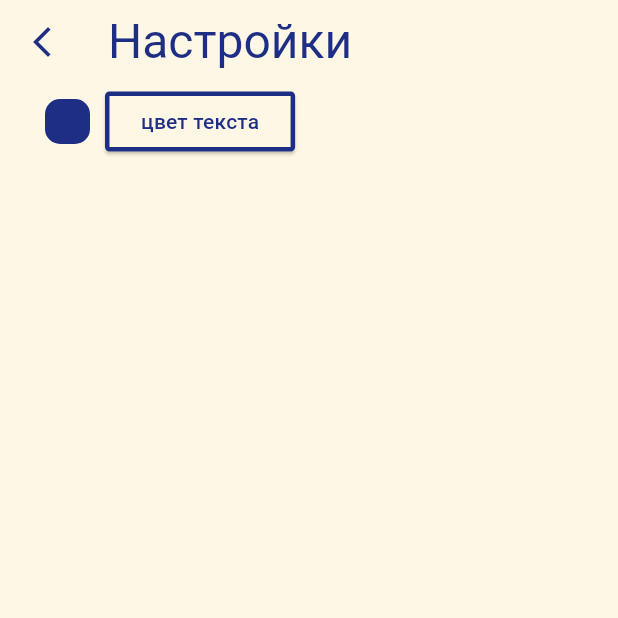
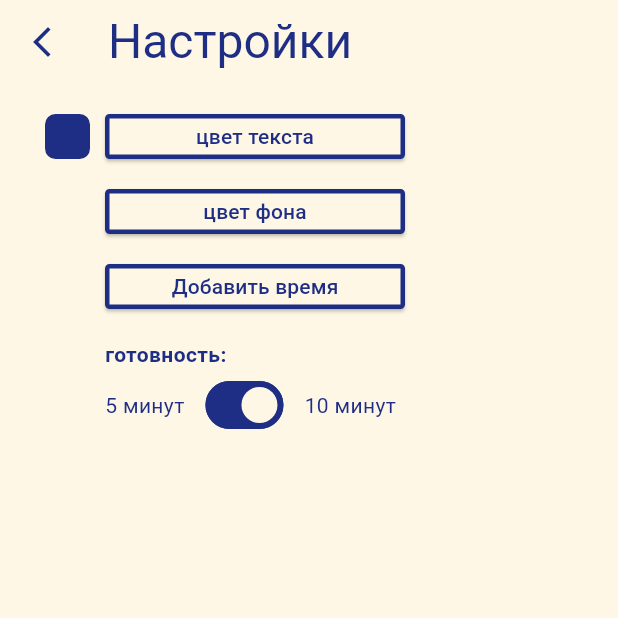
Before and after one commit to MaksimSerebryakov/FlutterClock, a Flutter app: the screen it shows after launch, after a tap on the "settings" icon, on a phone screen of 412 x 824 dp, the top half of it. Run offline on Flutter 3.47's test engine with Material 3 defaults, Android fonts, the phone set to English and light mode, and no system bars; our stand-ins replace audioplayers, flutter_colorpicker; Roboto replaces fonts that are missing (RubikVinyl); project files that could hold a hidden picture were left out.

Commit message:
feat: add alarm and change colors button, without data save after reset

```diff
--- a/lib/providers/settings_provider.dart
+++ b/lib/providers/settings_provider.dart
@@ -1,7 +1,62 @@
 import 'package:five_minutes_ready/ui/date_time/theme/main_theme.dart';
+import 'package:five_minutes_ready/ui/settings/entities/alarm.dart';
 import 'package:flutter/material.dart';
 
 class SettingsProvider extends ChangeNotifier {
-  Color textColor = MainTheme.timeColor;
-  Color backgroundColor = MainTheme.dateTimePageColor;
+  Map<String, dynamic> colors = {
+    "textColor": MainTheme.timeColor,
+    "backgroundColor": MainTheme.dateTimePageColor,
+  };
+
+  Map<String, dynamic> bungee = {
+    "textStyle": TextStyle(
+      fontSize: 80,
+      fontFamily: "BungeeShade",
+      color: MainTheme.timeColor,
+    ),
+    "hoursPos": 13.0,
+    "minutesPos": 175.0,
+    "colonPos": 135.5,
+  };
+
+  List alarms = <Alarm>[];
+
+  void setColor(Color color, String colorField) {
+    colors[colorField] = color;
+    if (colorField == "textColor") {
+      bungee["textStyle"] = TextStyle(
+        fontSize: 80,
+        fontFamily: "BungeeShade",
+        color: color,
+      );
+    }
+
+    notifyListeners();
+  }
+
+  void addNewAlarm(int hours, int minutes, String readiness) {
+    final id = alarms.length;
+
+    for (int i = 0; i < id; i++) {
+      if (alarms[i].isTimeEqual(hours, minutes, readiness)) {
+        return;
+      }
+    }
+
+    alarms.add(
+      Alarm(id: id, hour: hours, minute: minutes, readiness: readiness),
+    );
+
+    // print("_____");
+    // for (int i = 0; i < id + 1; i++) {
+    //   print("${alarms[i].hour}, ${alarms[i].minute}, ${alarms[i].readiness}");
+    // }
+    // print("_____");
+
+    notifyListeners();
+  }
+
+  void removeAlarm(Alarm alarm) {
+    alarms.remove(alarm);
+  }
 }
--- a/lib/ui/date_time/pages/date_time_page.dart
+++ b/lib/ui/date_time/pages/date_time_page.dart
@@ -11,9 +11,15 @@ class DateTimePage extends StatelessWidget {
   @override
   Widget build(BuildContext context) {
     final backgroundColor =
-        Provider.of<SettingsProvider>(context, listen: false).backgroundColor;
+        Provider.of<SettingsProvider>(
+          context,
+          listen: true,
+        ).colors["backgroundColor"];
     final textColor =
-        Provider.of<SettingsProvider>(context, listen: false).textColor;
+        Provider.of<SettingsProvider>(
+          context,
+          listen: true,
+        ).colors["textColor"];
 
     return Scaffold(
       body: Container(
--- a/lib/ui/date_time/theme/main_theme.dart
+++ b/lib/ui/date_time/theme/main_theme.dart
@@ -2,7 +2,7 @@ import 'package:flutter/material.dart';
 
 abstract class MainTheme {
   static const dateTimePageColor = Color.fromARGB(255, 254, 247, 229);
-  static const Map<String, dynamic> bungee = {
+  static Map<String, dynamic> bungee = {
     "textStyle": TextStyle(
       fontSize: 80,
       fontFamily: "BungeeShade",
@@ -10,7 +10,9 @@ abstract class MainTheme {
     ),
     "hoursPos": 13.0,
     "minutesPos": 175.0,
-    "colonPos": 135.5
+    "colonPos": 135.5,
   };
-  static const timeColor = Color.fromARGB(255, 31, 46, 133);
+  static Color timeColor = Color.fromARGB(255, 31, 46, 133);
+  static const double settingsButtonHeight = 30;
+  static const double settingsButtonWidth = 200;
 }
--- a/lib/ui/date_time/widgets/date_time_widget.dart
+++ b/lib/ui/date_time/widgets/date_time_widget.dart
@@ -1,5 +1,6 @@
 import 'dart:async';
 
+import 'package:audioplayers/audioplayers.dart';
 import 'package:five_minutes_ready/providers/settings_provider.dart';
 import 'package:five_minutes_ready/ui/date_time/entities/time_cell_data.dart';
 import 'package:five_minutes_ready/ui/date_time/widgets/time_stack_widget.dart';
@@ -69,7 +70,27 @@ class _DateTimeWidgetState extends State<DateTimeWidget> {
 
       needChangeMinutes = true;
     }
+
+    alarmOnTime();
+
     setState(() {});
+  }
+
+  void alarmOnTime() async {
+    final now = DateTime.now();
+    final alarms = Provider.of<SettingsProvider>(context, listen: false).alarms;
+
+    for (int i = 0; i < alarms.length; i++) {
+      if (alarms[i].itsAlarmTime(now) == true) {
+        await playAudio(alarms[i].readiness);
+      }
+    }
+  }
+
+  Future<void> playAudio(String sourceFile) async {
+    final player = AudioPlayer();
+
+    await player.play(AssetSource("audio/$sourceFile.mp3"));
   }
 
   @override
@@ -103,7 +124,11 @@ class _DateTimeWidgetState extends State<DateTimeWidget> {
 
   @override
   Widget build(BuildContext context) {
-    final textColor = Provider.of<SettingsProvider>(context, listen: false).textColor;
+    final textColor =
+        Provider.of<SettingsProvider>(
+          context,
+          listen: false,
+        ).colors["textColor"];
 
     return Center(
       child: Column(
--- a/lib/ui/date_time/widgets/time_stack_widget.dart
+++ b/lib/ui/date_time/widgets/time_stack_widget.dart
@@ -1,6 +1,5 @@
 import 'package:five_minutes_ready/providers/settings_provider.dart';
 import 'package:five_minutes_ready/ui/date_time/entities/time_cell_data.dart';
-import 'package:five_minutes_ready/ui/date_time/theme/main_theme.dart';
 
 import 'package:flutter/material.dart';
 import 'package:provider/provider.dart';
@@ -21,12 +20,13 @@ class TimeStackWidget extends StatelessWidget {
 
   @override
   Widget build(BuildContext context) {
-    final styleMap = MainTheme.bungee;
+    final styleMap =
+        Provider.of<SettingsProvider>(context, listen: true).bungee;
     double hoursPosLeft = styleMap["hoursPos"];
     double minutesPosLeft = styleMap["minutesPos"];
 
     final backgroundColor =
-        Provider.of<SettingsProvider>(context, listen: false).backgroundColor;
+        Provider.of<SettingsProvider>(context, listen: false).colors["backgroundColor"];
 
     return Stack(
       alignment: AlignmentDirectional.centerStart,
--- /dev/null
+++ b/lib/ui/settings/entities/alarm.dart
@@ -0,0 +1,38 @@
+class Alarm {
+  final int id;
+  final int hour;
+  final int minute;
+  final String readiness;
+  bool isPlayedOnce = false;
+
+  Alarm({
+    required this.id,
+    required this.hour,
+    required this.minute,
+    this.readiness = "10",
+  });
+
+  bool isTimeEqual(int hours, int minutes, String otherReadiness) {
+    return (hours == hour && minutes == minute && otherReadiness == readiness);
+  }
+
+  bool itsAlarmTime(DateTime now) {
+    final readinessToInt = int.parse(readiness);
+    final alarmTime = now.add(Duration(minutes: readinessToInt));
+
+    if (isPlayedOnce == false &&
+        hour == alarmTime.hour &&
+        minute == alarmTime.minute) {
+      isPlayedOnce = true;
+      return true;
+    }
+    if (isPlayedOnce == true && minute != alarmTime.minute) {
+      isPlayedOnce = false;
+    }
+
+    return false;
+  }
+
+  @override
+  bool operator ==(dynamic other) => other.id == id;
+}
--- a/lib/ui/settings/pages/settings_page.dart
+++ b/lib/ui/settings/pages/settings_page.dart
@@ -10,9 +10,15 @@ class SettingsPage extends StatelessWidget {
   @override
   Widget build(BuildContext context) {
     final backgroundColor =
-        Provider.of<SettingsProvider>(context, listen: false).backgroundColor;
+        Provider.of<SettingsProvider>(
+          context,
+          listen: false,
+        ).colors["backgroundColor"];
     final textColor =
-        Provider.of<SettingsProvider>(context, listen: false).textColor;
+        Provider.of<SettingsProvider>(
+          context,
+          listen: false,
+        ).colors["textColor"];
 
     return Scaffold(
       appBar: AppBar(
--- /dev/null
+++ b/lib/ui/settings/widgets/add_alarm_widget.dart
@@ -0,0 +1,104 @@
+import 'package:five_minutes_ready/providers/settings_provider.dart';
+import 'package:five_minutes_ready/ui/date_time/theme/main_theme.dart';
+
+import 'package:flutter/material.dart';
+import 'package:provider/provider.dart';
+
+class AddAlarmWidget extends StatefulWidget {
+  const AddAlarmWidget({super.key});
+
+  @override
+  State<AddAlarmWidget> createState() => _AddAlarmWidgetState();
+}
+
+class _AddAlarmWidgetState extends State<AddAlarmWidget> {
+  bool tenMinutesReady = true;
+  @override
+  Widget build(BuildContext context) {
+    final colorMap =
+        Provider.of<SettingsProvider>(context, listen: false).colors;
+    final textStyle = TextStyle(color: colorMap["textColor"]);
+
+    return Column(
+      crossAxisAlignment: CrossAxisAlignment.start,
+      children: [
+        SizedBox(
+          height: MainTheme.settingsButtonHeight,
+          width: MainTheme.settingsButtonWidth,
+          child: ElevatedButton(
+            onPressed: addNewAlarm,
+            style: ButtonStyle(
+              side: WidgetStatePropertyAll(
+                BorderSide(width: 3, color: colorMap["textColor"]),
+              ),
+              backgroundColor: WidgetStatePropertyAll(
+                colorMap["backgroundColor"],
+              ),
+              elevation: WidgetStatePropertyAll(1.0),
+              shape: WidgetStatePropertyAll(
+                RoundedRectangleBorder(
+                  borderRadius: BorderRadius.all(Radius.circular(3)),
+                ),
+              ),
+            ),
+            child: Text(
+              "Добавить время",
+              style: TextStyle(color: colorMap["textColor"]),
+            ),
+          ),
+        ),
+        SizedBox(height: 20),
+        Text(
+          "готовность:",
+          style: TextStyle(
+            fontWeight: FontWeight.bold,
+            color: colorMap["textColor"],
+          ),
+        ),
+
+        Row(
+          children: [
+            Text("5 минут", style: textStyle),
+            SizedBox(width: 10),
+            Switch(
+              value: tenMinutesReady,
+              onChanged: (value) {
+                tenMinutesReady = value;
+                setState(() {});
+              },
+              inactiveThumbColor: colorMap["textColor"],
+              inactiveTrackColor: colorMap["backgroundColor"],
+              trackOutlineColor: WidgetStatePropertyAll(colorMap["textColor"]),
+              activeColor: colorMap["backgroundColor"],
+              activeTrackColor: colorMap["textColor"],
+            ),
+            SizedBox(width: 10),
+            Text("10 минут", style: textStyle),
+          ],
+        ),
+      ],
+    );
+  }
+
+  void addNewAlarm() async {
+    final TimeOfDay? time = await showTimePicker(
+      context: context,
+      helpText: "Выбери время",
+      hourLabelText: "Часы",
+      minuteLabelText: "Минуты",
+      cancelText: "Отмена",
+      confirmText: "Ok",
+      initialTime: TimeOfDay.now(),
+      initialEntryMode: TimePickerEntryMode.inputOnly,
+    );
+
+    if (time != null) {
+      if (context.mounted) {
+        Provider.of<SettingsProvider>(
+          context,
+          listen: false,
+        ).addNewAlarm(time.hour, time.minute, tenMinutesReady ? "10" : "5");
+      }
+    }
+  }
+}
--- /dev/null
+++ b/lib/ui/settings/widgets/alarms_list_widget.dart
@@ -0,0 +1,55 @@
+import 'package:five_minutes_ready/providers/settings_provider.dart';
+
+import 'package:flutter/material.dart';
+import 'package:provider/provider.dart';
+
+class AlarmsListWidget extends StatefulWidget {
+  const AlarmsListWidget({super.key});
+
+  @override
+  State<AlarmsListWidget> createState() => _AlarmsListWidgetState();
+}
+
+class _AlarmsListWidgetState extends State<AlarmsListWidget> {
+  @override
+  Widget build(BuildContext context) {
+    final alarms = Provider.of<SettingsProvider>(context, listen: true).alarms;
+    final colorMap =
+        Provider.of<SettingsProvider>(context, listen: true).colors;
+
+    return ListView.builder(
+      itemCount: alarms.length,
+      itemBuilder: (context, index) {
+        final alarm = alarms[index];
+        final String alarmHour =
+            alarm.hour < 10 ? "0${alarm.hour}" : "${alarm.hour}";
+        final String alarmMinute =
+            alarm.minute < 10 ? "0${alarm.minute}" : "${alarm.minute}";
+        return Row(
+          children: [
+            Expanded(
+              flex: 4,
+              child: Text(
+                "$alarmHour:$alarmMinute",
+                style: TextStyle(fontSize: 16, color: colorMap["textColor"]),
+              ),
+            ),
+            Expanded(
+              flex: 1,
+              child: GestureDetector(
+                onTap: () {
+                  Provider.of<SettingsProvider>(
+                    context,
+                    listen: false,
+                  ).removeAlarm(alarm);
+                  setState(() {});
+                },
+                child: Icon(Icons.clear, color: colorMap["textColor"], size: 30,),
+              ),
+            ),
+          ],
+        );
+      },
+    );
+  }
+}
--- a/lib/ui/settings/widgets/color_picker_widget.dart
+++ b/lib/ui/settings/widgets/color_picker_widget.dart
@@ -1,28 +1,91 @@
 import 'package:five_minutes_ready/providers/settings_provider.dart';
+import 'package:five_minutes_ready/ui/date_time/theme/main_theme.dart';
 import 'package:flutter/material.dart';
+import 'package:flutter_colorpicker/flutter_colorpicker.dart';
 import 'package:provider/provider.dart';
 
 class ColorPickerWidget extends StatelessWidget {
-  const ColorPickerWidget({super.key});
+  final String settingText;
+  final String colorToSet;
+  final String buttonColor;
+  final String buttonTextColor;
+
+  const ColorPickerWidget({
+    required this.settingText,
+    required this.colorToSet,
+    required this.buttonColor,
+    required this.buttonTextColor,
+    super.key,
+  });
 
   @override
   Widget build(BuildContext context) {
-    final textColor =
-        Provider.of<SettingsProvider>(context, listen: false).textColor;
+    final colorMap =
+        Provider.of<SettingsProvider>(context, listen: false).colors;
 
-    return SizedBox(
-      child: Column(
+    return Row(
       children: [
         Container(
           width: 30,
           height: 30,
           decoration: BoxDecoration(
-              borderRadius: BorderRadius.all(Radius.circular(10)),
-              color: textColor,
+            color: colorMap[colorToSet],
+            borderRadius: BorderRadius.all(Radius.circular(7)),
           ),
+        ),
+        SizedBox(width: 10),
+        SizedBox(
+          height: MainTheme.settingsButtonHeight,
+          width: MainTheme.settingsButtonWidth,
+          child: ElevatedButton(
+            onPressed: () => pickColor(context, colorMap[colorToSet]),
+            style: ButtonStyle(
+              side: WidgetStatePropertyAll(
+                BorderSide(width: 3, color: colorMap[buttonTextColor]),
+              ),
+              backgroundColor: WidgetStatePropertyAll(colorMap[buttonColor]),
+              elevation: WidgetStatePropertyAll(1.0),
+              shape: WidgetStatePropertyAll(
+                RoundedRectangleBorder(
+                  borderRadius: BorderRadius.all(Radius.circular(3)),
+                ),
+              ),
+            ),
+            child: Text(
+              settingText,
+              style: TextStyle(color: colorMap[buttonTextColor]),
+            ),
+          ),
+        ),
+      ],
+    );
+  }
+
+  Widget buildColorPicker(BuildContext context, Color textColor) => ColorPicker(
+    enableAlpha: false,
+    pickerColor: textColor,
+    onColorChanged: (color) {
+      Provider.of<SettingsProvider>(
+        context,
+        listen: false,
+      ).setColor(color, colorToSet);
+    },
+  );
+
+  void pickColor(BuildContext context, Color textColor) => showDialog(
+    context: context,
+    builder:
+        (context) => AlertDialog(
+          title: Text("Выбери цвет"),
+          content: buildColorPicker(context, textColor),
+          actions: [
+            TextButton(
+              onPressed: () {
+                Navigator.of(context).pop();
+              },
+              child: Text("Ок"),
             ),
           ],
         ),
   );
 }
-}
--- a/lib/ui/settings/widgets/settings_widget.dart
+++ b/lib/ui/settings/widgets/settings_widget.dart
@@ -1,6 +1,8 @@
 import 'package:five_minutes_ready/providers/settings_provider.dart';
-import 'package:five_minutes_ready/ui/date_time/theme/main_theme.dart';
+import 'package:five_minutes_ready/ui/settings/widgets/add_alarm_widget.dart';
+import 'package:five_minutes_ready/ui/settings/widgets/alarms_list_widget.dart';
 import 'package:five_minutes_ready/ui/settings/widgets/color_picker_widget.dart';
+
 import 'package:flutter/material.dart';
 import 'package:provider/provider.dart';
 
@@ -9,42 +11,51 @@ class SettingsWidget extends StatelessWidget {
 
   @override
   Widget build(BuildContext context) {
-    final textColor =
-        Provider.of<SettingsProvider>(context, listen: false).textColor;
     final backgroundColor =
-        Provider.of<SettingsProvider>(context, listen: false).backgroundColor;
+        Provider.of<SettingsProvider>(
+          context,
+          listen: false,
+        ).colors["backgroundColor"];
 
     return Container(
       width: double.infinity,
-      color: MainTheme.dateTimePageColor,
+      color: backgroundColor,
+      padding: EdgeInsets.fromLTRB(0, 10, 30, 10),
+      child: Row(
+        mainAxisAlignment: MainAxisAlignment.spaceEvenly,
+        children: [
+          Expanded(
+            flex: 6,
             child: Column(
               mainAxisAlignment: MainAxisAlignment.start,
               crossAxisAlignment: CrossAxisAlignment.start,
               children: [
-          Row(
-            children: [
                 Container(
                   padding: EdgeInsets.fromLTRB(30, 10, 10, 10),
-                child: ColorPickerWidget(),
-              ),
-              ElevatedButton(
-                onPressed: () {},
-                style: ButtonStyle(
-                  side: WidgetStatePropertyAll(
-                    BorderSide(width: 3, color: textColor),
-                  ),
-                  backgroundColor: WidgetStatePropertyAll(backgroundColor),
-                  elevation: WidgetStatePropertyAll(1.0),
-                  shape: WidgetStatePropertyAll(
-                    RoundedRectangleBorder(
-                      borderRadius: BorderRadius.all(Radius.circular(3)),
+                  child: ColorPickerWidget(
+                    settingText: "цвет текста",
+                    colorToSet: "textColor",
+                    buttonColor: "backgroundColor",
+                    buttonTextColor: "textColor",
                   ),
                 ),
+                Container(
+                  padding: EdgeInsets.fromLTRB(30, 10, 10, 10),
+                  child: ColorPickerWidget(
+                    settingText: "цвет фона",
+                    colorToSet: "backgroundColor",
+                    buttonColor: "backgroundColor",
+                    buttonTextColor: "textColor",
                   ),
-                child: Text("цвет текста", style: TextStyle(color: textColor)),
+                ),
+                Container(
+                  padding: EdgeInsets.fromLTRB(70, 10, 10, 10),
+                  child: AddAlarmWidget(),
                 ),
               ],
             ),
+          ),
+          Expanded(flex: 1, child: AlarmsListWidget()),
         ],
       ),
     );
--- a/pubspec.yaml
+++ b/pubspec.yaml
@@ -34,6 +34,7 @@ dependencies:
   google_fonts: ^6.2.1
   provider: ^6.1.2
   flutter_colorpicker: ^1.1.0
+  audioplayers: ^6.2.0
 
   # The following adds the Cupertino Icons font to your application.
   # Use with the CupertinoIcons class for iOS style icons.
@@ -62,8 +63,8 @@ flutter:
   uses-material-design: true
 
   # To add assets to your application, add an assets section, like this:
-  # assets:
-  #   - images/a_dot_burr.jpeg
+  assets:
+    - assets/audio/
   #   - images/a_dot_ham.jpeg
 
   # An image asset can refer to one or more resolution-specific "variants", see
```
Also changed, not shown: pubspec.lock, 9 other files. Lines whose indentation alone changed are shown as unchanged.
